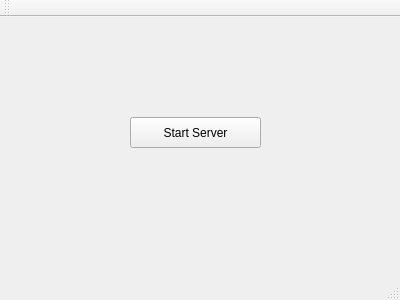
rayfung/skipper, file mainwindow.ui: the form before one commit.
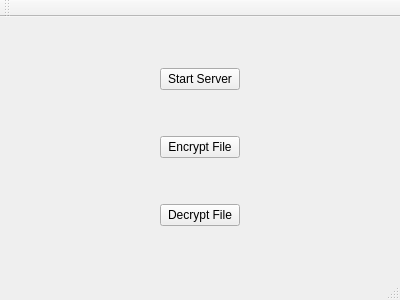
The form after the commit.

Commit message: 实现文件加密和解密的 Demo

Patch:
```diff
--- a/mainwindow.ui
+++ b/mainwindow.ui
@@ -14,19 +14,59 @@
    <string>Skipper</string>
   </property>
   <widget class="QWidget" name="centralWidget">
-   <widget class="QPushButton" name="pushButtonStartServer">
-    <property name="geometry">
-     <rect>
-      <x>130</x>
-      <y>100</y>
-      <width>131</width>
-      <height>31</height>
-     </rect>
-    </property>
-    <property name="text">
-     <string>Start Server</string>
-    </property>
-   </widget>
+   <layout class="QHBoxLayout" name="horizontalLayout">
+    <item>
+     <spacer name="horizontalSpacer">
+      <property name="orientation">
+       <enum>Qt::Horizontal</enum>
+      </property>
+      <property name="sizeHint" stdset="0">
+       <size>
+        <width>40</width>
+        <height>20</height>
+       </size>
+      </property>
+     </spacer>
+    </item>
+    <item>
+     <layout class="QVBoxLayout" name="verticalLayout">
+      <item>
+       <widget class="QPushButton" name="pushButtonStartServer">
+        <property name="text">
+         <string>Start Server</string>
+        </property>
+       </widget>
+      </item>
+      <item>
+       <widget class="QPushButton" name="pushButtonEncryptFile">
+        <property name="text">
+         <string>Encrypt File</string>
+        </property>
+       </widget>
+      </item>
+      <item>
+       <widget class="QPushButton" name="pushButtonDecryptFile">
+        <property name="text">
+         <string>Decrypt File</string>
+        </property>
+       </widget>
+      </item>
+     </layout>
+    </item>
+    <item>
+     <spacer name="horizontalSpacer_2">
+      <property name="orientation">
+       <enum>Qt::Horizontal</enum>
+      </property>
+      <property name="sizeHint" stdset="0">
+       <size>
+        <width>40</width>
+        <height>20</height>
+       </size>
+      </property>
+     </spacer>
+    </item>
+   </layout>
   </widget>
   <widget class="QMenuBar" name="menuBar">
    <property name="geometry">
```
The commit also changes 2 other files.
